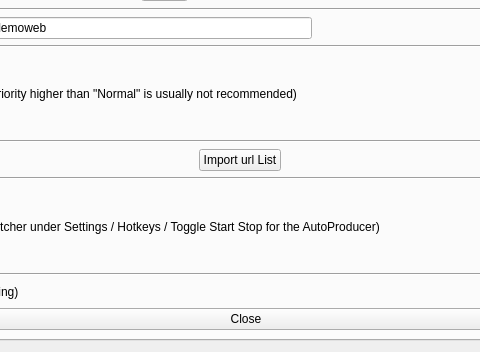
Above: forms/advanced-scene-switcher.ui from Bryshot/TFG before the change; both pictures show x 304 to 784 and y 321 to 673 of the 1100 by 673 pixel window. Below: the same form after it.
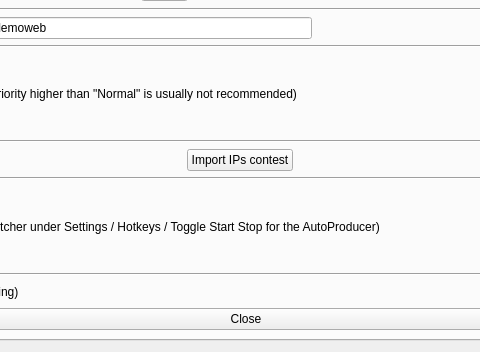
That is the form after the change.

```diff
--- a/forms/advanced-scene-switcher.ui
+++ b/forms/advanced-scene-switcher.ui
@@ -476,7 +476,7 @@
          <item>
           <widget class="QPushButton" name="importUrls">
            <property name="text">
-            <string>Import url List</string>
+            <string>Import IPs contest</string>
            </property>
           </widget>
          </item>
```
Left out of the diff: 2 changed lines with no effect on the pictures.
